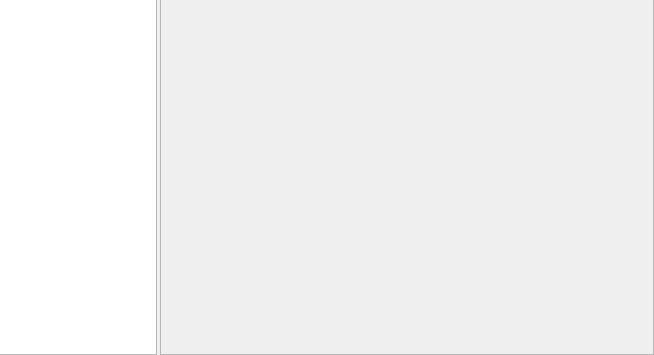
Above: mainwindow.ui from Sponk/lua-editor before the change; both pictures show x 99 to 753 and y 112 to 467 of the 753 by 467 pixel window. Below: the same form after it.
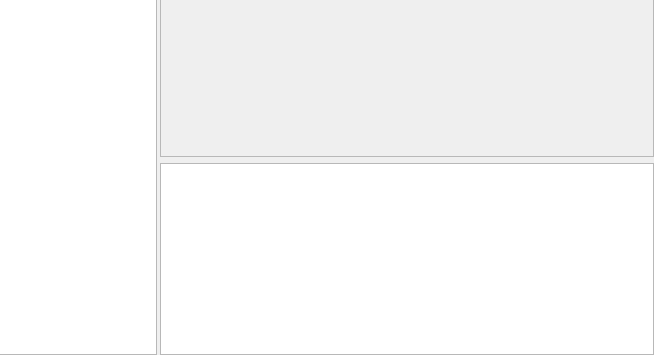
That is the form after the change. Icons and pictures are not drawn.

Patch:
```diff
--- a/mainwindow.ui
+++ b/mainwindow.ui
@@ -41,11 +41,28 @@
      </widget>
     </item>
     <item>
+     <layout class="QVBoxLayout" name="verticalLayout">
+      <item>
      <widget class="QTextEdit" name="sourceEdit">
       <property name="enabled">
        <bool>false</bool>
       </property>
      </widget>
+      </item>
+      <item>
+       <widget class="QTextEdit" name="errorEdit">
+        <property name="sizePolicy">
+         <sizepolicy hsizetype="Expanding" vsizetype="Minimum">
+          <horstretch>0</horstretch>
+          <verstretch>0</verstretch>
+         </sizepolicy>
+        </property>
+        <property name="readOnly">
+         <bool>true</bool>
+        </property>
+       </widget>
+      </item>
+     </layout>
     </item>
    </layout>
   </widget>
```
Lines whose indentation alone changed are shown as unchanged.
